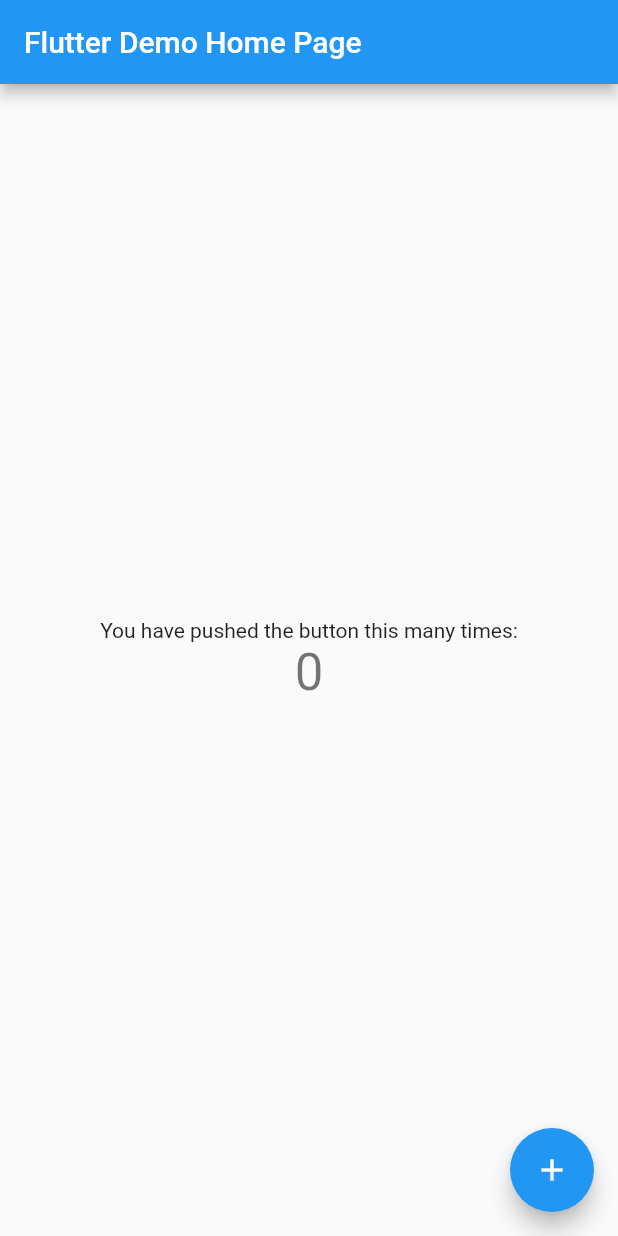
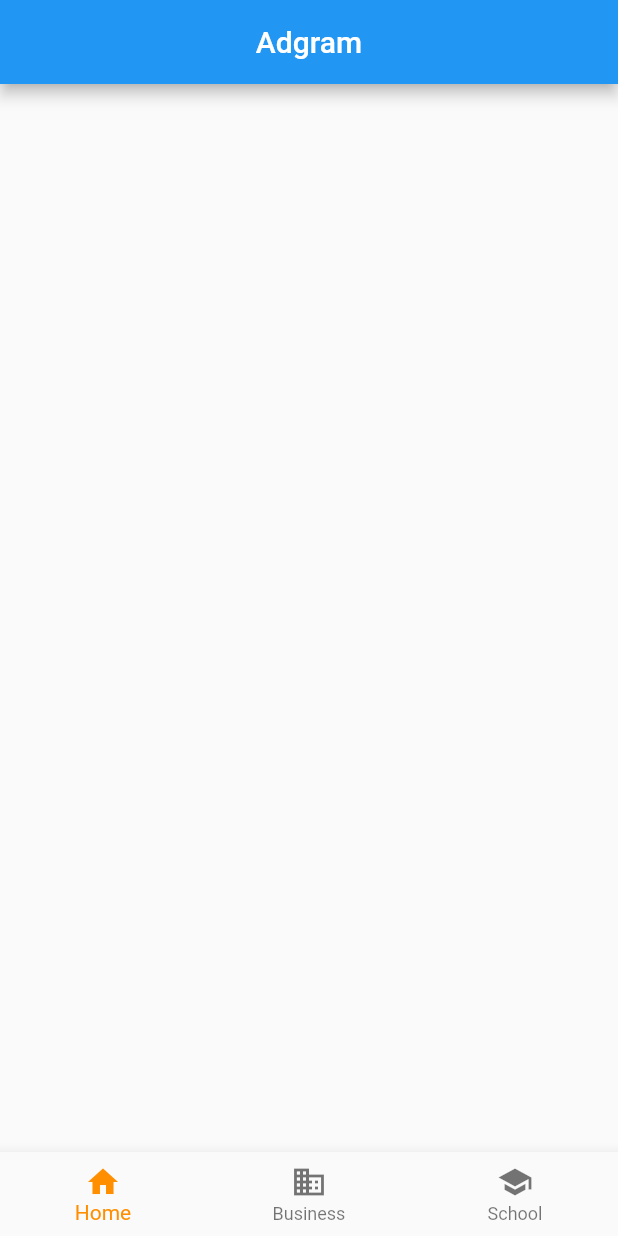
Before and after one commit to Android-Builds/Adgram, a Flutter app: the screen it shows after launch, on a phone screen of 412 x 824 dp. Run offline on Flutter 3.47's test engine with Material 2 defaults, Android fonts, the phone set to English and light mode, and no system bars.

Commit message:
Homepage setup

```diff
--- a/lib/main.dart
+++ b/lib/main.dart
@@ -1,117 +1,21 @@
 import 'package:flutter/material.dart';
+import 'package:instaAd/screens/homepage.dart';
 
 void main() {
   runApp(MyApp());
 }
 
 class MyApp extends StatelessWidget {
-  // This widget is the root of your application.
   @override
   Widget build(BuildContext context) {
     return MaterialApp(
+      debugShowCheckedModeBanner: false,
       title: 'Flutter Demo',
       theme: ThemeData(
-        // This is the theme of your application.
-        //
-        // Try running your application with "flutter run". You'll see the
-        // application has a blue toolbar. Then, without quitting the app, try
-        // changing the primarySwatch below to Colors.green and then invoke
-        // "hot reload" (press "r" in the console where you ran "flutter run",
-        // or simply save your changes to "hot reload" in a Flutter IDE).
-        // Notice that the counter didn't reset back to zero; the application
-        // is not restarted.
         primarySwatch: Colors.blue,
-        // This makes the visual density adapt to the platform that you run
-        // the app on. For desktop platforms, the controls will be smaller and
-        // closer together (more dense) than on mobile platforms.
         visualDensity: VisualDensity.adaptivePlatformDensity,
       ),
-      home: MyHomePage(title: 'Flutter Demo Home Page'),
+      home: HomePage(title: 'Adgram'),
     );
   }
 }
-
-class MyHomePage extends StatefulWidget {
-  MyHomePage({Key key, this.title}) : super(key: key);
-
-  // This widget is the home page of your application. It is stateful, meaning
-  // that it has a State object (defined below) that contains fields that affect
-  // how it looks.
-
-  // This class is the configuration for the state. It holds the values (in this
-  // case the title) provided by the parent (in this case the App widget) and
-  // used by the build method of the State. Fields in a Widget subclass are
-  // always marked "final".
-
-  final String title;
-
-  @override
-  _MyHomePageState createState() => _MyHomePageState();
-}
-
-class _MyHomePageState extends State<MyHomePage> {
-  int _counter = 0;
-
-  void _incrementCounter() {
-    setState(() {
-      // This call to setState tells the Flutter framework that something has
-      // changed in this State, which causes it to rerun the build method below
-      // so that the display can reflect the updated values. If we changed
-      // _counter without calling setState(), then the build method would not be
-      // called again, and so nothing would appear to happen.
-      _counter++;
-    });
-  }
-
-  @override
-  Widget build(BuildContext context) {
-    // This method is rerun every time setState is called, for instance as done
-    // by the _incrementCounter method above.
-    //
-    // The Flutter framework has been optimized to make rerunning build methods
-    // fast, so that you can just rebuild anything that needs updating rather
-    // than having to individually change instances of widgets.
-    return Scaffold(
-      appBar: AppBar(
-        // Here we take the value from the MyHomePage object that was created by
-        // the App.build method, and use it to set our appbar title.
-        title: Text(widget.title),
-      ),
-      body: Center(
-        // Center is a layout widget. It takes a single child and positions it
-        // in the middle of the parent.
-        child: Column(
-          // Column is also a layout widget. It takes a list of children and
-          // arranges them vertically. By default, it sizes itself to fit its
-          // children horizontally, and tries to be as tall as its parent.
-          //
-          // Invoke "debug painting" (press "p" in the console, choose the
-          // "Toggle Debug Paint" action from the Flutter Inspector in Android
-          // Studio, or the "Toggle Debug Paint" command in Visual Studio Code)
-          // to see the wireframe for each widget.
-          //
-          // Column has various properties to control how it sizes itself and
-          // how it positions its children. Here we use mainAxisAlignment to
-          // center the children vertically; the main axis here is the vertical
-          // axis because Columns are vertical (the cross axis would be
-          // horizontal).
-          mainAxisAlignment: MainAxisAlignment.center,
-          children: <Widget>[
-            Text(
-              'You have pushed the button this many times:',
-            ),
-            Text(
-              '$_counter',
-              style: Theme.of(context).textTheme.headline4,
-            ),
-          ],
-        ),
-      ),
-      floatingActionButton: FloatingActionButton(
-        onPressed: _incrementCounter,
-        tooltip: 'Increment',
-        child: Icon(Icons.add),
-      ), // This trailing comma makes auto-formatting nicer for build methods.
-    );
-  }
-}
--- /dev/null
+++ b/lib/screens/homepage.dart
@@ -0,0 +1,71 @@
+import 'package:flutter/material.dart';
+
+class HomePage extends StatefulWidget {
+  HomePage({Key key, this.title}) : super(key: key);
+
+  final String title;
+
+  @override
+  _HomePageState createState() => _HomePageState();
+}
+
+class _HomePageState extends State<HomePage> {
+  int _selectedIndex = 0;
+  static const TextStyle optionStyle =
+      TextStyle(fontSize: 30, fontWeight: FontWeight.bold);
+  static const List<Widget> _widgetOptions = <Widget>[
+    Text(
+      'Index 0: Home',
+      style: optionStyle,
+    ),
+    Text(
+      'Index 1: Business',
+      style: optionStyle,
+    ),
+    Text(
+      'Index 2: School',
+      style: optionStyle,
+    ),
+  ];
+
+  void _onItemTapped(int index) {
+    setState(() {
+      _selectedIndex = index;
+    });
+  }
+
+  @override
+  Widget build(BuildContext context) {
+    return Scaffold(
+      appBar: AppBar(
+        title: Text(widget.title),
+        centerTitle: true,
+      ),
+      body: Center(
+        child: Column(
+          mainAxisAlignment: MainAxisAlignment.center,
+          children: <Widget>[],
+        ),
+      ),
+      bottomNavigationBar: BottomNavigationBar(
+        items: const <BottomNavigationBarItem>[
+          BottomNavigationBarItem(
+            icon: Icon(Icons.home),
+            title: Text('Home'),
+          ),
+          BottomNavigationBarItem(
+            icon: Icon(Icons.business),
+            title: Text('Business'),
+          ),
+          BottomNavigationBarItem(
+            icon: Icon(Icons.school),
+            title: Text('School'),
+          ),
+        ],
+        currentIndex: _selectedIndex,
+        selectedItemColor: Colors.amber[800],
+        onTap: _onItemTapped,
+      ),
+    );
+  }
+}
```
